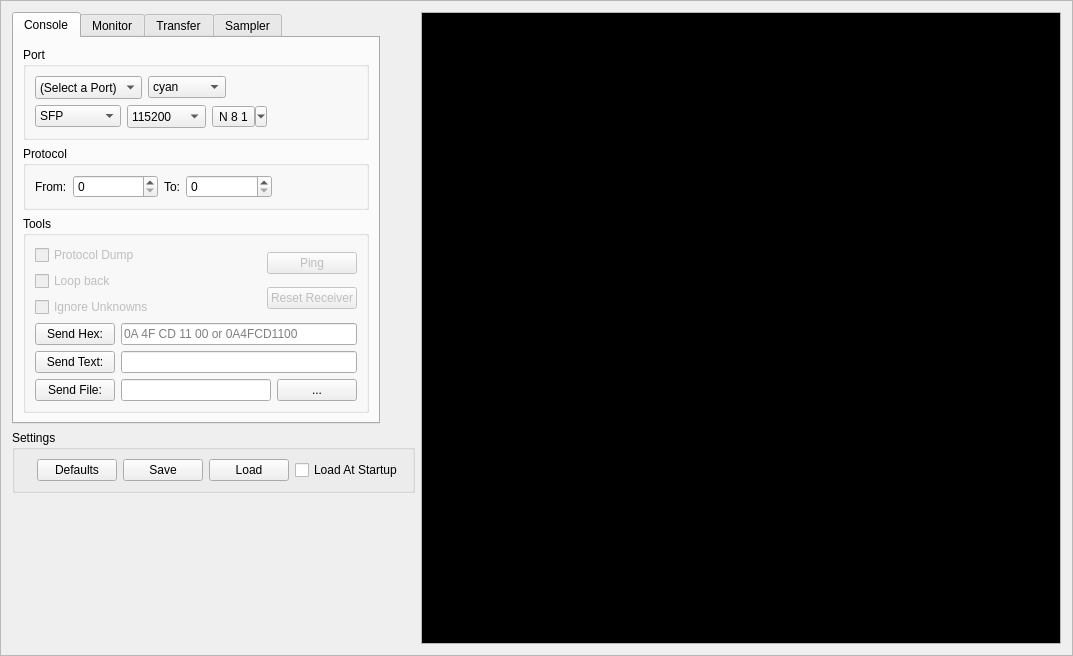
Before: the Qt Designer form terminal.ui in strawbot/TimbreTalk, drawn with Qt 5.
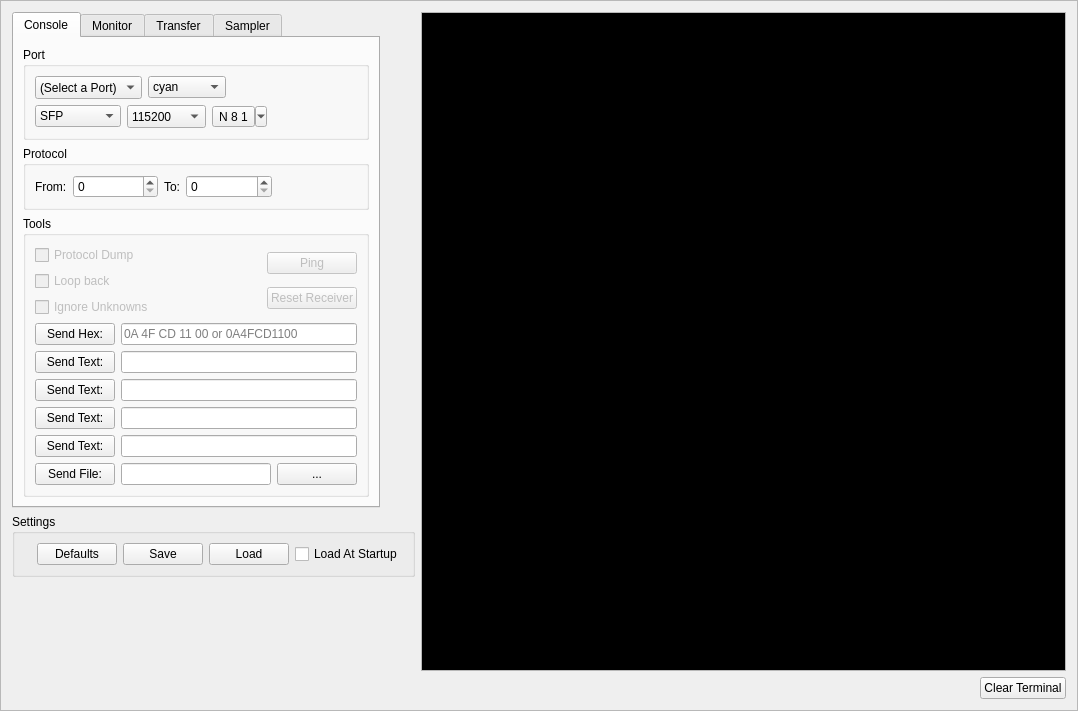
After: the same form once the commit is applied. Custom widgets are drawn as their Qt base class.

Commit message: add paste to terminal window

Diff of the .ui file:
```diff
--- a/terminal.ui
+++ b/terminal.ui
@@ -6,8 +6,8 @@
    <rect>
     <x>0</x>
     <y>0</y>
-    <width>1073</width>
-    <height>656</height>
+    <width>1078</width>
+    <height>711</height>
    </rect>
   </property>
   <property name="sizePolicy">
@@ -31,7 +31,7 @@
   <property name="frameShadow">
    <enum>QFrame::Raised</enum>
   </property>
-  <layout class="QHBoxLayout" name="horizontalLayout_3">
+  <layout class="QHBoxLayout" name="horizontalLayout_7">
    <item>
     <layout class="QVBoxLayout" name="verticalLayout_10">
      <item>
@@ -504,26 +504,6 @@
               </item>
               <item>
                <layout class="QGridLayout" name="gridLayout_5">
-                <item row="1" column="1" colspan="2">
-                 <widget class="QLineEdit" name="textStr"/>
-                </item>
-                <item row="2" column="1">
-                 <widget class="QLineEdit" name="fileStr"/>
-                </item>
-                <item row="2" column="0">
-                 <widget class="QPushButton" name="SendFile">
-                  <property name="text">
-                   <string>Send File:</string>
-                  </property>
-                 </widget>
-                </item>
-                <item row="1" column="0">
-                 <widget class="QPushButton" name="SendText">
-                  <property name="text">
-                   <string>Send Text:</string>
-                  </property>
-                 </widget>
-                </item>
                 <item row="0" column="0">
                  <widget class="QPushButton" name="SendHex">
                   <property name="text">
@@ -531,6 +511,16 @@
                   </property>
                  </widget>
                 </item>
+                <item row="3" column="1" colspan="2">
+                 <widget class="QLineEdit" name="textStr2"/>
+                </item>
+                <item row="2" column="0">
+                 <widget class="QPushButton" name="SendText1">
+                  <property name="text">
+                   <string>Send Text:</string>
+                  </property>
+                 </widget>
+                </item>
                 <item row="0" column="1" colspan="2">
                  <widget class="QLineEdit" name="hexStr">
                   <property name="sizePolicy">
@@ -553,13 +543,53 @@
                   </property>
                  </widget>
                 </item>
-                <item row="2" column="2">
+                <item row="5" column="1" colspan="2">
+                 <widget class="QLineEdit" name="textStr4"/>
+                </item>
+                <item row="7" column="2">
                  <widget class="QPushButton" name="FileSelect">
                   <property name="text">
                    <string>...</string>
                   </property>
                  </widget>
                 </item>
+                <item row="7" column="0">
+                 <widget class="QPushButton" name="SendFile">
+                  <property name="text">
+                   <string>Send File:</string>
+                  </property>
+                 </widget>
+                </item>
+                <item row="7" column="1">
+                 <widget class="QLineEdit" name="fileStr"/>
+                </item>
+                <item row="2" column="1" colspan="2">
+                 <widget class="QLineEdit" name="textStr1"/>
+                </item>
+                <item row="4" column="1" colspan="2">
+                 <widget class="QLineEdit" name="textStr3"/>
+                </item>
+                <item row="3" column="0">
+                 <widget class="QPushButton" name="SendText2">
+                  <property name="text">
+                   <string>Send Text:</string>
+                  </property>
+                 </widget>
+                </item>
+                <item row="4" column="0">
+                 <widget class="QPushButton" name="SendText3">
+                  <property name="text">
+                   <string>Send Text:</string>
+                  </property>
+                 </widget>
+                </item>
+                <item row="5" column="0">
+                 <widget class="QPushButton" name="SendText4">
+                  <property name="text">
+                   <string>Send Text:</string>
+                  </property>
+                 </widget>
+                </item>
                </layout>
               </item>
              </layout>
@@ -1826,6 +1856,8 @@
      </item>
     </layout>
    </item>
+   <item>
+    <layout class="QVBoxLayout" name="verticalLayout_12">
    <item>
     <layout class="QVBoxLayout" name="verticalLayout">
      <property name="spacing">
@@ -1994,7 +2026,6 @@
         <font>
          <family>Courier</family>
          <pointsize>12</pointsize>
-         <weight>50</weight>
          <italic>false</italic>
          <bold>false</bold>
          <kerning>false</kerning>
@@ -2025,6 +2056,32 @@
      </item>
     </layout>
    </item>
+     <item>
+      <layout class="QHBoxLayout" name="horizontalLayout_3">
+       <item>
+        <spacer name="horizontalSpacer">
+         <property name="orientation">
+          <enum>Qt::Horizontal</enum>
+         </property>
+         <property name="sizeHint" stdset="0">
+          <size>
+           <width>40</width>
+           <height>20</height>
+          </size>
+         </property>
+        </spacer>
+       </item>
+       <item>
+        <widget class="QPushButton" name="pushButton">
+         <property name="text">
+          <string>Clear Terminal</string>
+         </property>
+        </widget>
+       </item>
+      </layout>
+     </item>
+    </layout>
+   </item>
   </layout>
  </widget>
  <customwidgets>
```
Left out of the diff: 247 changed lines with no effect on the pictures. Lines whose indentation alone changed are shown as unchanged. The commit also changes 2 other files.
